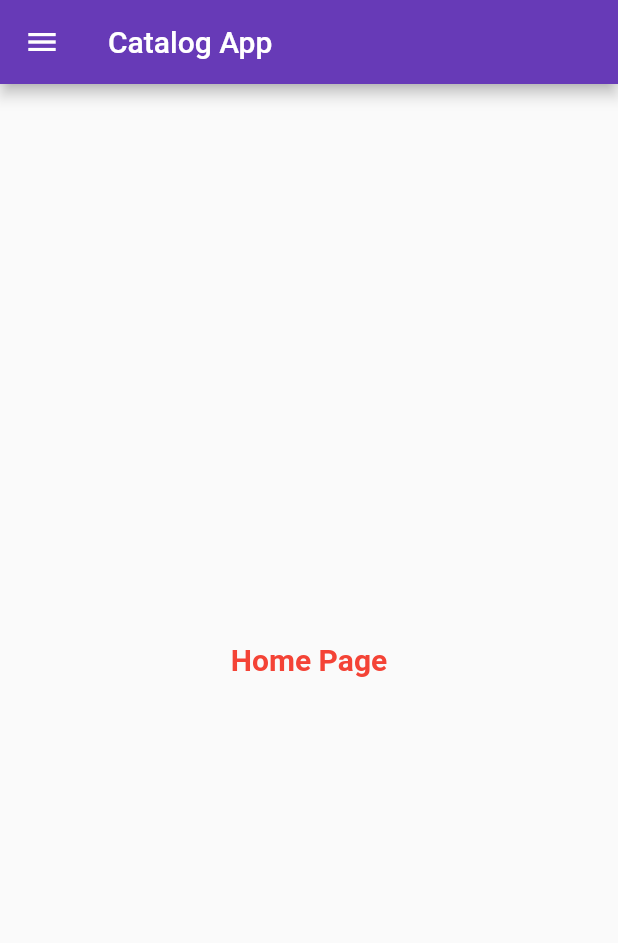
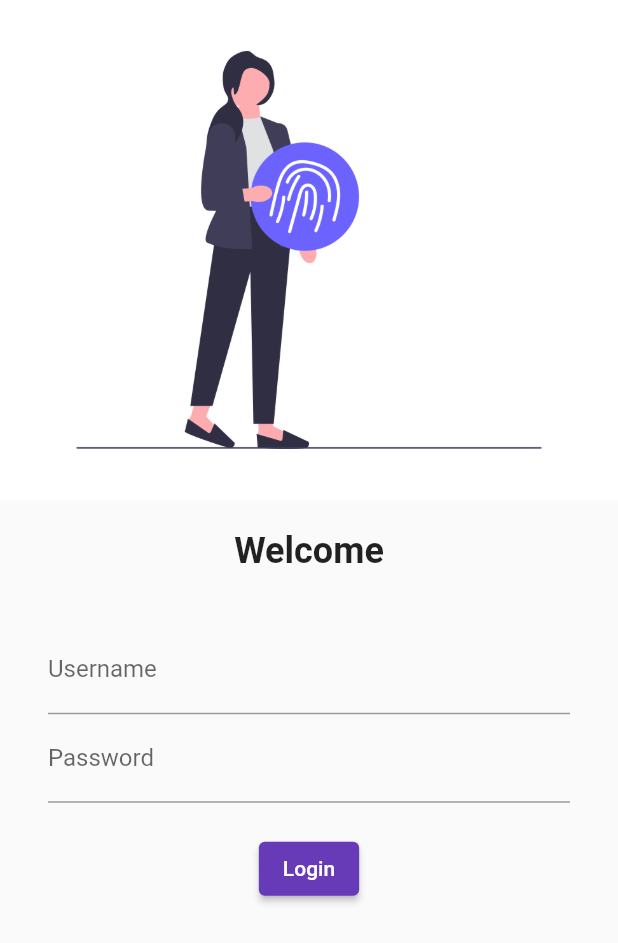
Before and after one commit to rishabhchauhan421/30DaysOfFlutter, a Flutter app: the screen it shows after launch, on a phone screen of 412 x 824 dp. Shown: the top 943 px of the screen. Run offline on Flutter 3.47's test engine with Material 2 defaults, Android fonts, the phone set to English and light mode, and no system bars.

Commit message:
Day 4 Submitted

```diff
--- a/lib/main.dart
+++ b/lib/main.dart
@@ -1,5 +1,6 @@
 import 'package:flutter/material.dart';
 import 'package:frontend/pages/home_page.dart';
+import 'package:frontend/pages/login_page.dart';
 
 void main() {
   runApp(MyApp());
@@ -18,6 +19,7 @@ class MyApp extends StatelessWidget {
         initialRoute: '/login',
         routes: {
           "/": (context) => HomePage(),
+          "/login": (context) => LoginPage(),
         });
   }
 }
--- /dev/null
+++ b/lib/pages/login_page.dart
@@ -0,0 +1,53 @@
+import 'package:flutter/material.dart';
+import 'package:flutter/src/widgets/framework.dart';
+import 'package:flutter/src/widgets/placeholder.dart';
+
+class LoginPage extends StatelessWidget {
+  const LoginPage({super.key});
+
+  @override
+  Widget build(BuildContext context) {
+    return Material(
+        child: Column(
+      children: [
+        Image.asset("assets/images/login_image.png", fit: BoxFit.cover),
+        SizedBox(
+          height: 20.0,
+        ),
+        Text("Welcome",
+            style: TextStyle(fontSize: 24, fontWeight: FontWeight.bold)),
+        SizedBox(
+          height: 20.0,
+        ),
+        Padding(
+          padding: const EdgeInsets.symmetric(vertical: 16, horizontal: 32),
+          child: Column(
+            children: [
+              TextFormField(
+                  decoration: InputDecoration(
+                hintText: "Enter Username",
+                labelText: "Username",
+              )),
+              TextFormField(
+                  obscureText: true,
+                  decoration: InputDecoration(
+                    hintText: "Enter Password",
+                    labelText: "Password",
+                  )),
+              SizedBox(
+                height: 20.0,
+              ),
+              ElevatedButton(
+                child: Text("Login"),
+                style: TextButton.styleFrom(),
+                onPressed: () {
+                  print("Login Button Pressed");
+                },
+              )
+            ],
+          ),
+        )
+      ],
+    ));
+  }
+}
--- a/pubspec.yaml
+++ b/pubspec.yaml
@@ -31,7 +31,6 @@ dependencies:
   flutter:
     sdk: flutter
 
-
   # The following adds the Cupertino Icons font to your application.
   # Use with the CupertinoIcons class for iOS style icons.
   cupertino_icons: ^1.0.2
@@ -52,15 +51,14 @@ dev_dependencies:
 
 # The following section is specific to Flutter packages.
 flutter:
-
   # The following line ensures that the Material Icons font is
   # included with your application, so that you can use the icons in
   # the material Icons class.
   uses-material-design: true
 
   # To add assets to your application, add an assets section, like this:
-  # assets:
-  #   - images/a_dot_burr.jpeg
+  assets:
+    - assets/images/
   #   - images/a_dot_ham.jpeg
 
   # An image asset can refer to one or more resolution-specific "variants", see
```
Also changed, not shown: assets/images/login_image.png (added).
